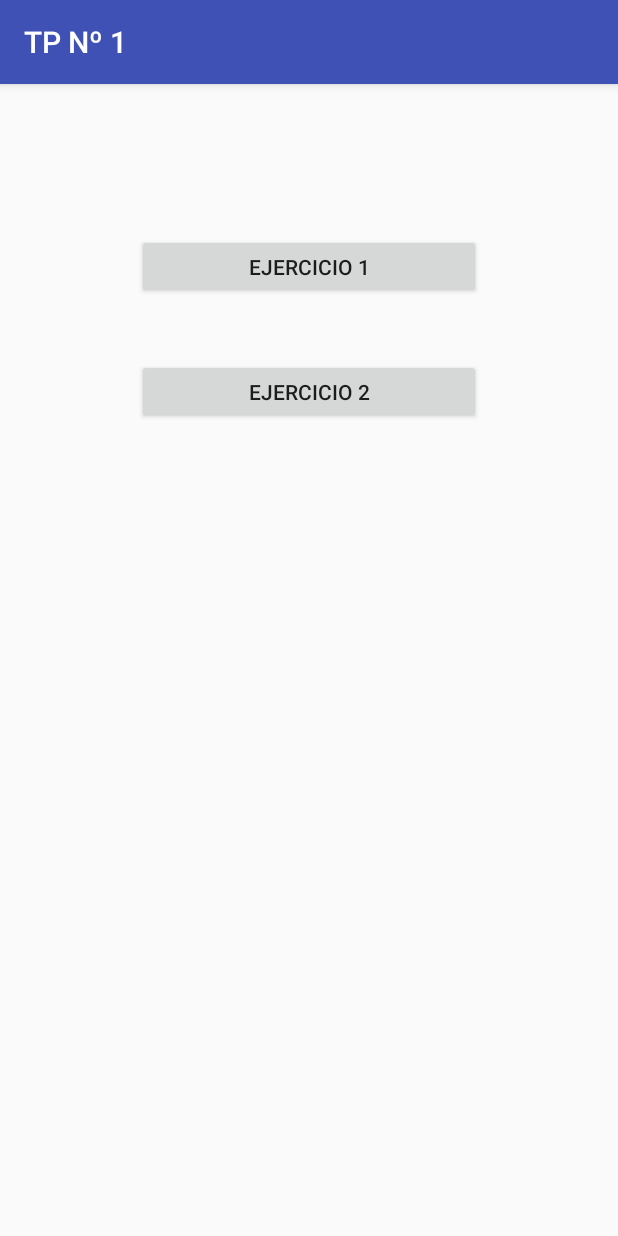
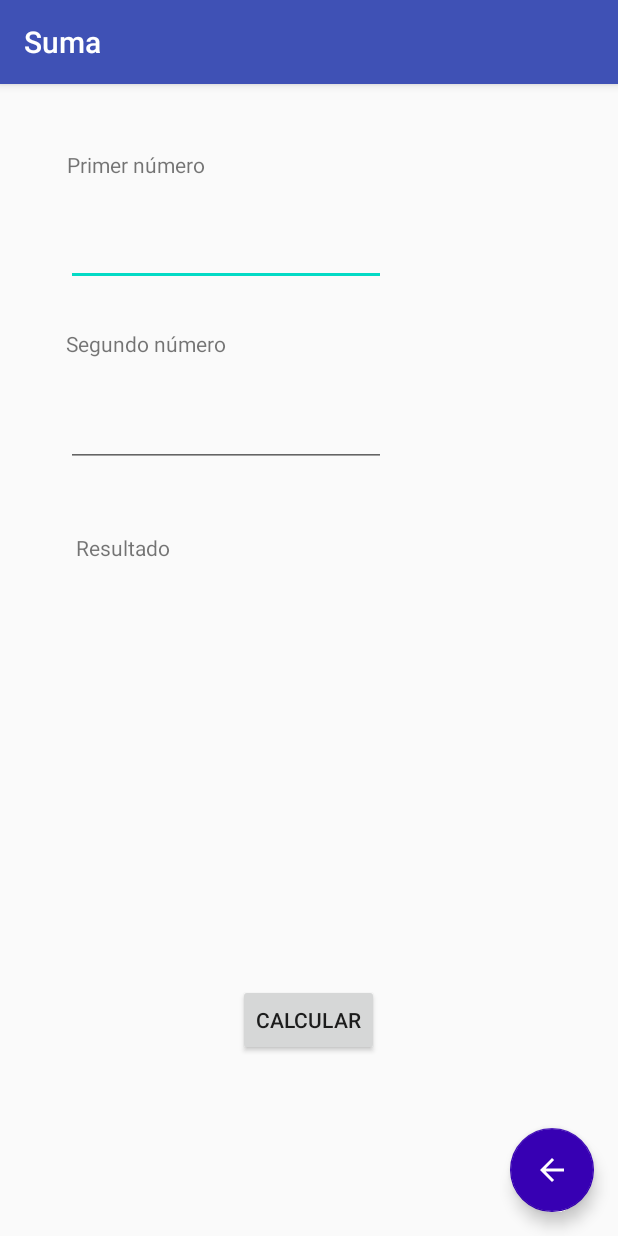
Before and after one commit to angelsimon/PAII-TP1, an Android app: the screen it shows after launch (MainActivity before the commit, TP1_Ejercicio_1 after it), after a tap on "EJERCICIO 1", on a phone screen of 412 x 824 dp. Run offline under Robolectric (Android 15) with nearby library versions, the phone set to English and light mode, and no system bars.

Commit message:
TP1 - Parte 1 - OK
Ejercicio funcionando y validado.

```diff
--- a/app/build.gradle
+++ b/app/build.gradle
@@ -26,6 +26,9 @@ dependencies {
     implementation fileTree(dir: "libs", include: ["*.jar"])
     implementation 'androidx.appcompat:appcompat:1.2.0'
     implementation 'androidx.constraintlayout:constraintlayout:1.1.3'
+    implementation 'com.google.android.material:material:1.2.0'
+    implementation 'androidx.navigation:navigation-fragment:2.3.0'
+    implementation 'androidx.navigation:navigation-ui:2.3.0'
     testImplementation 'junit:junit:4.12'
     androidTestImplementation 'androidx.test.ext:junit:1.1.1'
     androidTestImplementation 'androidx.test.espresso:espresso-core:3.2.0'
--- a/app/src/main/AndroidManifest.xml
+++ b/app/src/main/AndroidManifest.xml
@@ -9,6 +9,10 @@
         android:roundIcon="@mipmap/ic_launcher_round"
         android:supportsRtl="true"
         android:theme="@style/AppTheme">
+        <activity
+            android:name=".TP1_Ejercicio_1"
+            android:label="@string/title_activity_t_p1__ejercicio_1"
+            android:theme="@style/AppTheme.NoActionBar"></activity>
         <activity android:name=".MainActivity">
             <intent-filter>
                 <action android:name="android.intent.action.MAIN" />
--- a/app/src/main/java/com/example/tp1/MainActivity.java
+++ b/app/src/main/java/com/example/tp1/MainActivity.java
@@ -2,6 +2,7 @@ package com.example.tp1;
 
 import androidx.appcompat.app.AppCompatActivity;
 
+import android.content.Intent;
 import android.os.Bundle;
 import android.view.View;
 import android.widget.Toast;
@@ -15,7 +16,8 @@ public class MainActivity extends AppCompatActivity {
     }
 
     public void button_click(View view) {
-        Toast.makeText(getApplicationContext(), "Ejercicio 1", Toast.LENGTH_SHORT).show();
+        Intent i = new Intent(this, TP1_Ejercicio_1.class);
+        startActivity(i);
     }
 
     public void button2_click(View view) {
--- /dev/null
+++ b/app/src/main/java/com/example/tp1/TP1_Ejercicio_1.java
@@ -0,0 +1,90 @@
+package com.example.tp1;
+
+import android.content.Context;
+import android.os.Bundle;
+
+import com.google.android.material.floatingactionbutton.FloatingActionButton;
+import com.google.android.material.snackbar.Snackbar;
+
+import androidx.appcompat.app.AppCompatActivity;
+import androidx.appcompat.widget.Toolbar;
+
+import android.view.View;
+import android.view.WindowManager;
+import android.view.inputmethod.InputMethodManager;
+import android.widget.EditText;
+import android.widget.TextView;
+import android.widget.Toast;
+
+public class TP1_Ejercicio_1 extends AppCompatActivity {
+    private EditText num1, num2;
+    private TextView resultado;
+
+    @Override
+    protected void onCreate(Bundle savedInstanceState) {
+        super.onCreate(savedInstanceState);
+        setContentView(R.layout.activity_t_p1__ejercicio_1);
+        Toolbar toolbar = findViewById(R.id.toolbar);
+        setSupportActionBar(toolbar);
+
+        FloatingActionButton fab = findViewById(R.id.fab);
+
+        num1 = (EditText) findViewById(R.id.editTextNumber);
+        num2 = (EditText) findViewById(R.id.editTextNumber2);
+        resultado = (TextView) findViewById(R.id.textView6);
+
+        num1.setOnFocusChangeListener(new View.OnFocusChangeListener() {
+            @Override
+            public void onFocusChange(View view, boolean b) {
+                if(b){
+                    resultado.setText("");
+                }
+            }
+        });
+
+        num2.setOnFocusChangeListener(new View.OnFocusChangeListener() {
+            @Override
+            public void onFocusChange(View view, boolean b) {
+                if(b){
+                    resultado.setText("");
+                }
+            }
+        });
+
+    }
+
+    public void calcular(View view){
+
+        String n1, n2, res;
+        n1 = num1.getText().toString();
+        n2 = num2.getText().toString();
+
+        if(n1.isEmpty() || n2.isEmpty())
+        {
+            Toast.makeText(getApplicationContext(), "Debe ingresar un valor", Toast.LENGTH_SHORT).show();
+            if(n1.isEmpty()){
+                if(num1.requestFocus()){
+                    InputMethodManager imm = (InputMethodManager) getSystemService(Context.INPUT_METHOD_SERVICE);
+                    imm.showSoftInput(num1, InputMethodManager.SHOW_IMPLICIT);
+                }
+            }
+            else {
+                if (num2.requestFocus()) {
+                    InputMethodManager imm = (InputMethodManager) getSystemService(Context.INPUT_METHOD_SERVICE);
+                    imm.showSoftInput(num2, InputMethodManager.SHOW_IMPLICIT);
+                }
+            }
+        }
+        else
+        {
+            res = String.valueOf((Integer.parseInt(n1) + Integer.parseInt(n2)));
+            resultado.setText(res);
+        }
+
+    }
+
+    public void salir(View view){
+        finish();
+    }
+
+}
--- /dev/null
+++ b/app/src/main/res/layout/activity_t_p1__ejercicio_1.xml
@@ -0,0 +1,123 @@
+<?xml version="1.0" encoding="utf-8"?>
+<androidx.coordinatorlayout.widget.CoordinatorLayout xmlns:android="http://schemas.android.com/apk/res/android"
+    xmlns:app="http://schemas.android.com/apk/res-auto"
+    xmlns:tools="http://schemas.android.com/tools"
+    android:layout_width="match_parent"
+    android:layout_height="match_parent"
+    tools:context=".TP1_Ejercicio_1">
+
+    <com.google.android.material.appbar.AppBarLayout
+        android:layout_width="match_parent"
+        android:layout_height="wrap_content"
+        android:theme="@style/AppTheme.AppBarOverlay">
+
+        <androidx.appcompat.widget.Toolbar
+            android:id="@+id/toolbar"
+            android:layout_width="match_parent"
+            android:layout_height="?attr/actionBarSize"
+            android:background="?attr/colorPrimary"
+            app:popupTheme="@style/AppTheme.PopupOverlay" />
+
+    </com.google.android.material.appbar.AppBarLayout>
+
+    <include layout="@layout/content_t_p1__ejercicio_1" />
+
+    <com.google.android.material.floatingactionbutton.FloatingActionButton
+        android:id="@+id/fab"
+        android:layout_width="wrap_content"
+        android:layout_height="wrap_content"
+        android:layout_gravity="bottom|end"
+        android:layout_margin="@dimen/fab_margin"
+        android:onClick="salir"
+        app:backgroundTint="@color/colorPrimaryDark"
+        app:srcCompat="@drawable/abc_vector_test" />
+
+    <androidx.constraintlayout.widget.ConstraintLayout
+        android:layout_width="match_parent"
+        android:layout_height="match_parent">
+
+        <Button
+            android:id="@+id/button6"
+            android:layout_width="wrap_content"
+            android:layout_height="wrap_content"
+            android:layout_marginBottom="120dp"
+            android:text="Calcular"
+            android:onClick="calcular"
+            app:layout_constraintBottom_toBottomOf="parent"
+            app:layout_constraintEnd_toEndOf="parent"
+            app:layout_constraintHorizontal_bias="0.498"
+            app:layout_constraintStart_toStartOf="parent" />
+
+        <TextView
+            android:id="@+id/textView3"
+            android:layout_width="wrap_content"
+            android:layout_height="wrap_content"
+            android:layout_marginTop="100dp"
+            android:text="Primer número"
+            app:layout_constraintEnd_toEndOf="parent"
+            app:layout_constraintHorizontal_bias="0.139"
+            app:layout_constraintStart_toStartOf="parent"
+            app:layout_constraintTop_toTopOf="parent" />
+
+        <TextView
+            android:id="@+id/textView4"
+            android:layout_width="wrap_content"
+            android:layout_height="wrap_content"
+            android:layout_marginTop="100dp"
+            android:text="Segundo número"
+            app:layout_constraintEnd_toEndOf="parent"
+            app:layout_constraintHorizontal_bias="0.145"
+            app:layout_constraintStart_toStartOf="parent"
+            app:layout_constraintTop_toBottomOf="@+id/textView3" />
+
+        <TextView
+            android:id="@+id/textView5"
+            android:layout_width="wrap_content"
+            android:layout_height="wrap_content"
+            android:layout_marginTop="44dp"
+            android:text="Resultado"
+            app:layout_constraintEnd_toEndOf="parent"
+            app:layout_constraintHorizontal_bias="0.145"
+            app:layout_constraintStart_toStartOf="parent"
+            app:layout_constraintTop_toBottomOf="@+id/editTextNumber2" />
+
+        <EditText
+            android:id="@+id/editTextNumber"
+            android:layout_width="wrap_content"
+            android:layout_height="wrap_content"
+            android:ems="10"
+            android:inputType="number"
+            app:layout_constraintBottom_toTopOf="@+id/textView4"
+            app:layout_constraintEnd_toEndOf="parent"
+            app:layout_constraintHorizontal_bias="0.222"
+            app:layout_constraintStart_toStartOf="parent"
+            app:layout_constraintTop_toBottomOf="@+id/textView3"
+            app:layout_constraintVertical_bias="0.48" />
+
+        <EditText
+            android:id="@+id/editTextNumber2"
+            android:layout_width="wrap_content"
+            android:layout_height="wrap_content"
+            android:ems="10"
+            android:inputType="number"
+            app:layout_constraintBottom_toTopOf="@+id/button6"
+            app:layout_constraintEnd_toEndOf="parent"
+            app:layout_constraintHorizontal_bias="0.222"
+            app:layout_constraintStart_toStartOf="parent"
+            app:layout_constraintTop_toBottomOf="@+id/textView4"
+            app:layout_constraintVertical_bias="0.074" />
+
+        <TextView
+            android:id="@+id/textView6"
+            android:layout_width="wrap_content"
+            android:layout_height="wrap_content"
+            android:textAppearance="@style/TextAppearance.AppCompat.Display1"
+            app:layout_constraintBottom_toTopOf="@+id/button6"
+            app:layout_constraintEnd_toEndOf="parent"
+            app:layout_constraintHorizontal_bias="0.141"
+            app:layout_constraintStart_toStartOf="parent"
+            app:layout_constraintTop_toBottomOf="@+id/textView5"
+            app:layout_constraintVertical_bias="0.116" />
+    </androidx.constraintlayout.widget.ConstraintLayout>
+
+</androidx.coordinatorlayout.widget.CoordinatorLayout>
--- /dev/null
+++ b/app/src/main/res/layout/content_t_p1__ejercicio_1.xml
@@ -0,0 +1,6 @@
+<?xml version="1.0" encoding="utf-8"?>
+<androidx.constraintlayout.widget.ConstraintLayout xmlns:android="http://schemas.android.com/apk/res/android"
+    xmlns:app="http://schemas.android.com/apk/res-auto"
+    android:layout_width="match_parent"
+    android:layout_height="match_parent"
+    app:layout_behavior="@string/appbar_scrolling_view_behavior"></androidx.constraintlayout.widget.ConstraintLayout>
--- /dev/null
+++ b/app/src/main/res/values/dimens.xml
@@ -0,0 +1,3 @@
+<resources>
+    <dimen name="fab_margin">16dp</dimen>
+</resources>
--- a/app/src/main/res/values/styles.xml
+++ b/app/src/main/res/values/styles.xml
@@ -7,4 +7,13 @@
         <item name="colorAccent">@color/colorAccent</item>
     </style>
 
+    <style name="AppTheme.NoActionBar">
+        <item name="windowActionBar">false</item>
+        <item name="windowNoTitle">true</item>
+    </style>
+
+    <style name="AppTheme.AppBarOverlay" parent="ThemeOverlay.AppCompat.Dark.ActionBar" />
+
+    <style name="AppTheme.PopupOverlay" parent="ThemeOverlay.AppCompat.Light" />
+
 </resources>
```
Also changed, not shown: app/src/main/java/com/example/tp1/FirstFragment.java (added, +34 -0 lines), app/src/main/java/com/example/tp1/SecondFragment.java (added, +34 -0 lines), app/src/main/res/layout/fragment_first.xml (added, +28 -0 lines), app/src/main/res/layout/fragment_second.xml (added, +27 -0 lines), app/src/main/res/navigation/nav_graph.xml (added, +28 -0 lines), app/src/main/res/values/strings.xml (+9 -0 lines).
